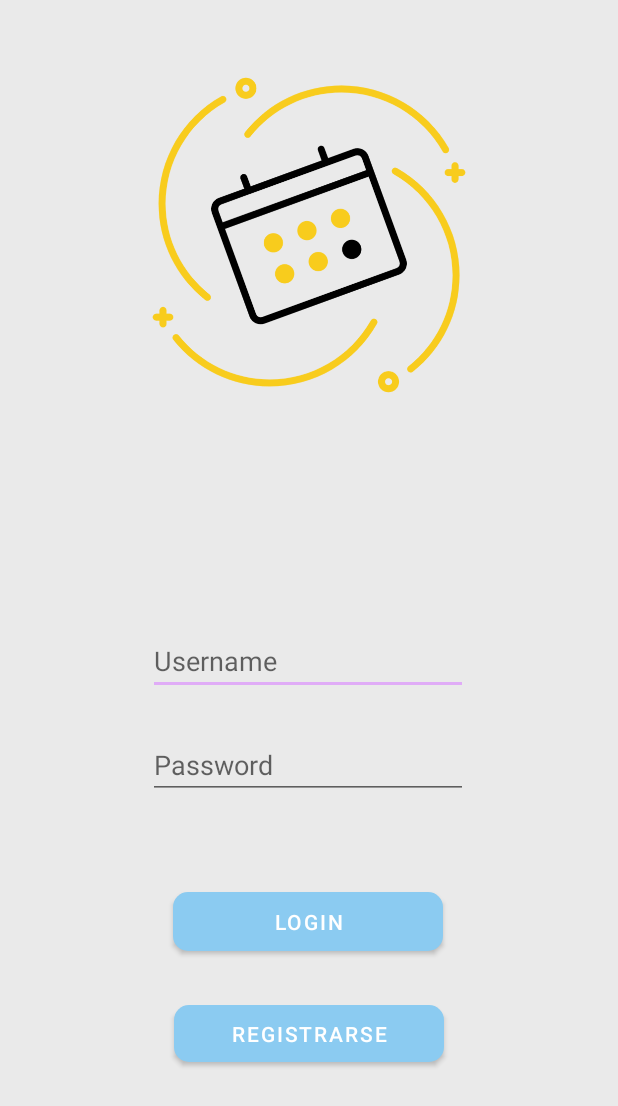
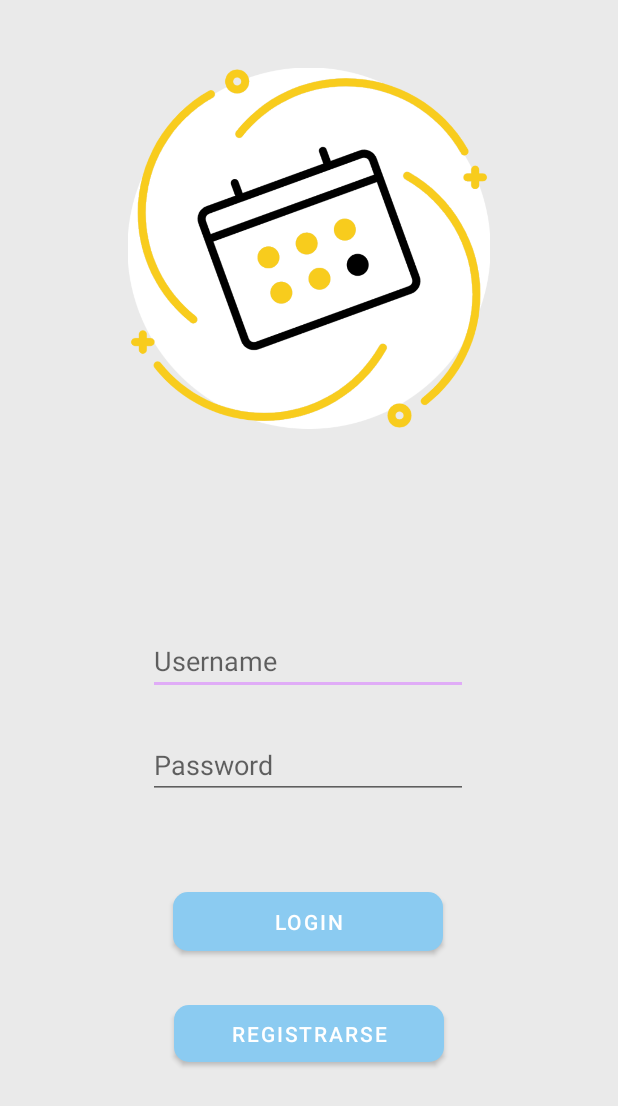
Before and after one commit to bdez1997/EasyEevnt, an Android app: the screen it shows after launch (LoginActivity), on a phone screen of 412 x 824 dp. Shown: the top 1106 px of the screen. Run offline under Robolectric (Android 15) with nearby library versions, the light colour scheme and no system bars; our stand-ins replace Volley.

Commit message:
Imagen app
conflicto de la imagen

```diff
--- a/GestionEventoAndroid/app/src/main/res/layout/activity_login.xml
+++ b/GestionEventoAndroid/app/src/main/res/layout/activity_login.xml
@@ -58,11 +58,12 @@
 
     <ImageView
         android:id="@+id/imageView2"
-        android:layout_width="212dp"
-        android:layout_height="249dp"
+        android:layout_width="241dp"
+        android:layout_height="267dp"
         android:layout_marginTop="32dp"
         app:layout_constraintEnd_toEndOf="parent"
         app:layout_constraintStart_toStartOf="parent"
         app:layout_constraintTop_toTopOf="parent"
         app:srcCompat="@drawable/easyeventgrande" />
+
 </androidx.constraintlayout.widget.ConstraintLayout>
```
Also changed, not shown: GestionEventoAndroid/app/src/main/res/drawable/easyeventgrande.png.
